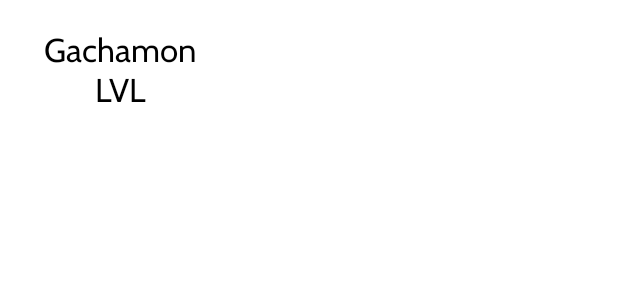
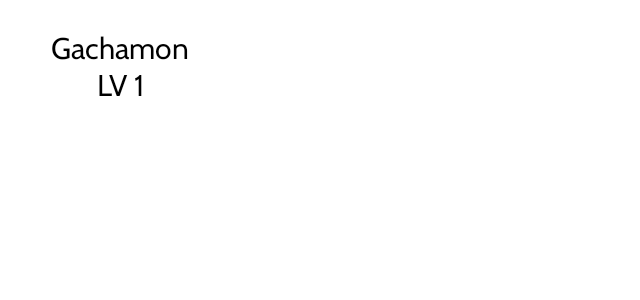
Before and after one commit to UnOso/GachamonstersAndroid, an Android app: the screen it shows after launch (MainActivity), on a phone screen of 824 x 412 dp (held sideways). Shown: the top 300 px of the screen, without its empty margins (0-640 px from the left). Run offline under Robolectric (Android 15) with nearby library versions, the phone set to English and light mode, and no system bars; our stand-ins replace navigation-ui.

Commit message:
Menu Config

```diff
--- a/app/src/main/java/com/polariumx/gachamonsters/features/model/MainMenuOptionModel.kt
+++ b/app/src/main/java/com/polariumx/gachamonsters/features/model/MainMenuOptionModel.kt
@@ -5,4 +5,5 @@ import android.graphics.drawable.Drawable
 data class MainMenuOptionModel (
     val optionText : String,
     val optionDrawable: Drawable?,
+
         )
--- a/app/src/main/res/layout/fragment_main_menu.xml
+++ b/app/src/main/res/layout/fragment_main_menu.xml
@@ -20,9 +20,9 @@
             android:layout_width="match_parent"
             android:layout_height="wrap_content"
             android:gravity="center"
-            android:textSize="22sp"
+            android:textSize="20sp"
             android:textColor="@color/black"
-            android:text="Gachamon LVL"
+            android:text="@string/gachamon_lvl"
             android:fontFamily="@font/cabin"/>
 
         <androidx.recyclerview.widget.RecyclerView
--- a/app/src/main/res/layout/fragment_main_menu_gachamonsters_stats_item.xml
+++ b/app/src/main/res/layout/fragment_main_menu_gachamonsters_stats_item.xml
@@ -26,7 +26,7 @@
         android:layout_width="match_parent"
         android:layout_height="wrap_content"
         android:fontFamily="@font/cabin"
-        android:gravity="center"
+        android:gravity="right"
         android:autoSizeTextType="uniform"
         android:textColor="@color/black"
         android:textSize="16sp"
--- a/app/src/main/res/values/strings.xml
+++ b/app/src/main/res/values/strings.xml
@@ -9,4 +9,5 @@
 
     <string name="hello_first_fragment">Hello first fragment</string>
     <string name="hello_second_fragment">Hello second fragment. Arg: %1$s</string>
+    <string name="gachamon_lvl">Gachamon\nLV 1</string>
 </resources>
```
Also changed, not shown: app/src/main/java/com/polariumx/gachamonsters/features/MainMenuFragment.kt (line endings or trailing spaces).
